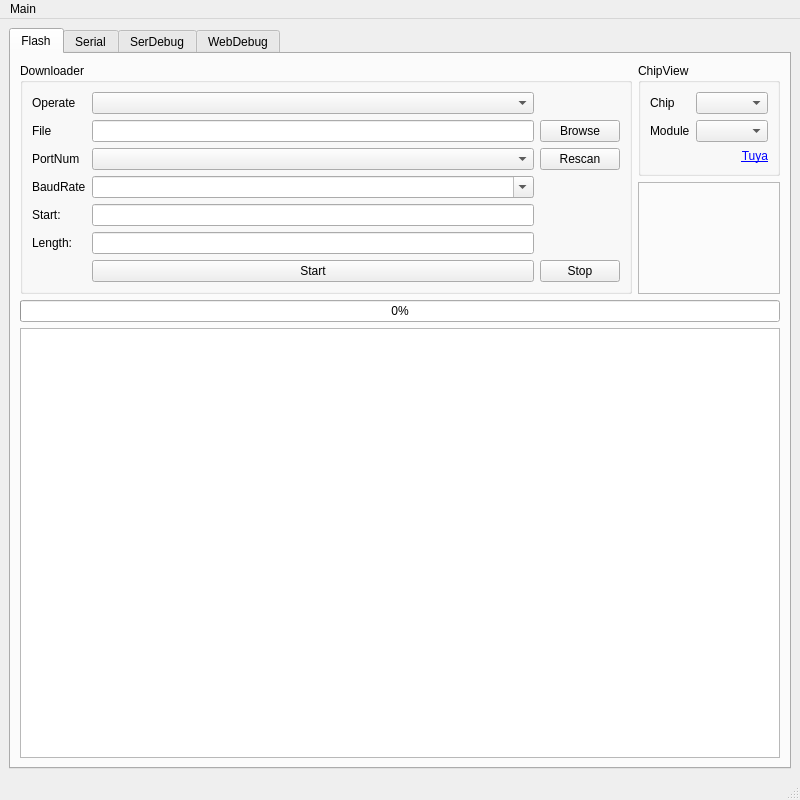
Old version of the form tyutool/gui/ui_main.ui in the repository tuya/tyutool.
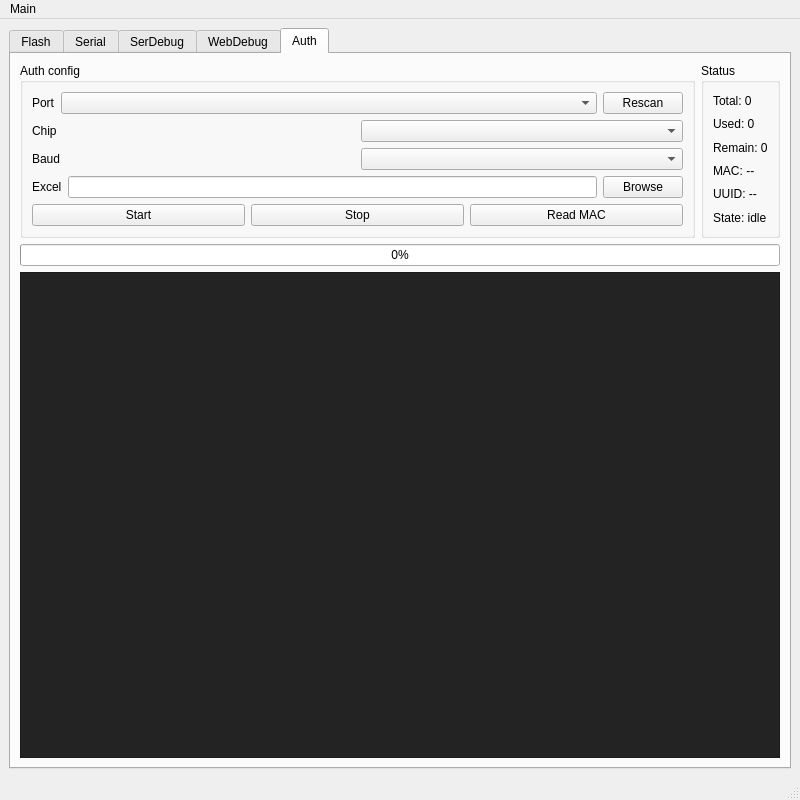
New version of the form. The open tabs and pages were chosen to show the change.

Commit message: feat(auth): add ESP32 device authorization module and GUI tab

What changed in the file:
```diff
--- a/tyutool/gui/ui_main.ui
+++ b/tyutool/gui/ui_main.ui
@@ -1413,6 +1413,197 @@
         </item>
        </layout>
       </widget>
+      <widget class="QWidget" name="tabAuth">
+       <attribute name="title">
+        <string>Auth</string>
+       </attribute>
+       <layout class="QVBoxLayout" name="verticalLayout_auth_root">
+        <item>
+         <layout class="QHBoxLayout" name="horizontalLayout_auth_top">
+          <item>
+           <widget class="QGroupBox" name="groupBoxAuthConfig">
+            <property name="title">
+             <string>Auth config</string>
+            </property>
+            <layout class="QVBoxLayout" name="verticalLayout_auth_cfg">
+             <item>
+              <layout class="QHBoxLayout" name="horizontalLayout_auth_port">
+               <item>
+                <widget class="QLabel" name="labelAuthPort">
+                 <property name="text">
+                  <string>Port</string>
+                 </property>
+                </widget>
+               </item>
+               <item>
+                <widget class="QComboBox" name="comboBoxAuthPort">
+                 <property name="sizePolicy">
+                  <sizepolicy hsizetype="Expanding" vsizetype="Fixed">
+                   <horstretch>1</horstretch>
+                   <verstretch>0</verstretch>
+                  </sizepolicy>
+                 </property>
+                </widget>
+               </item>
+               <item>
+                <widget class="QPushButton" name="pushButtonAuthRescan">
+                 <property name="text">
+                  <string>Rescan</string>
+                 </property>
+                </widget>
+               </item>
+              </layout>
+             </item>
+             <item>
+              <layout class="QHBoxLayout" name="horizontalLayout_auth_chip">
+               <item>
+                <widget class="QLabel" name="labelAuthChip">
+                 <property name="text">
+                  <string>Chip</string>
+                 </property>
+                </widget>
+               </item>
+               <item>
+                <widget class="QComboBox" name="comboBoxAuthChip"/>
+               </item>
+              </layout>
+             </item>
+             <item>
+              <layout class="QHBoxLayout" name="horizontalLayout_auth_baud">
+               <item>
+                <widget class="QLabel" name="labelAuthBaud">
+                 <property name="text">
+                  <string>Baud</string>
+                 </property>
+                </widget>
+               </item>
+               <item>
+                <widget class="QComboBox" name="comboBoxAuthBaud"/>
+               </item>
+              </layout>
+             </item>
+             <item>
+              <layout class="QHBoxLayout" name="horizontalLayout_auth_excel">
+               <item>
+                <widget class="QLabel" name="labelAuthExcel">
+                 <property name="text">
+                  <string>Excel</string>
+                 </property>
+                </widget>
+               </item>
+               <item>
+                <widget class="QLineEdit" name="lineEditAuthExcel">
+                 <property name="readOnly">
+                  <bool>true</bool>
+                 </property>
+                </widget>
+               </item>
+               <item>
+                <widget class="QPushButton" name="pushButtonAuthBrowse">
+                 <property name="text">
+                  <string>Browse</string>
+                 </property>
+                </widget>
+               </item>
+              </layout>
+             </item>
+             <item>
+              <layout class="QHBoxLayout" name="horizontalLayout_auth_btns">
+               <item>
+                <widget class="QPushButton" name="pushButtonAuthStart">
+                 <property name="text">
+                  <string>Start</string>
+                 </property>
+                </widget>
+               </item>
+               <item>
+                <widget class="QPushButton" name="pushButtonAuthStop">
+                 <property name="text">
+                  <string>Stop</string>
+                 </property>
+                </widget>
+               </item>
+               <item>
+                <widget class="QPushButton" name="pushButtonAuthReadMAC">
+                 <property name="text">
+                  <string>Read MAC</string>
+                 </property>
+                </widget>
+               </item>
+              </layout>
+             </item>
+            </layout>
+           </widget>
+          </item>
+          <item>
+           <widget class="QGroupBox" name="groupBoxAuthInfo">
+            <property name="title">
+             <string>Status</string>
+            </property>
+            <layout class="QVBoxLayout" name="verticalLayout_auth_info">
+             <item>
+              <widget class="QLabel" name="labelAuthTotal">
+               <property name="text">
+                <string>Total: 0</string>
+               </property>
+              </widget>
+             </item>
+             <item>
+              <widget class="QLabel" name="labelAuthUsed">
+               <property name="text">
+                <string>Used: 0</string>
+               </property>
+              </widget>
+             </item>
+             <item>
+              <widget class="QLabel" name="labelAuthRemain">
+               <property name="text">
+                <string>Remain: 0</string>
+               </property>
+              </widget>
+             </item>
+             <item>
+              <widget class="QLabel" name="labelAuthMAC">
+               <property name="text">
+                <string>MAC: --</string>
+               </property>
+              </widget>
+             </item>
+             <item>
+              <widget class="QLabel" name="labelAuthUUID">
+               <property name="text">
+                <string>UUID: --</string>
+               </property>
+              </widget>
+             </item>
+             <item>
+              <widget class="QLabel" name="labelAuthStatus">
+               <property name="text">
+                <string>State: idle</string>
+               </property>
+              </widget>
+             </item>
+            </layout>
+           </widget>
+          </item>
+         </layout>
+        </item>
+        <item>
+         <widget class="QProgressBar" name="progressBarAuth">
+          <property name="value">
+           <number>0</number>
+          </property>
+         </widget>
+        </item>
+        <item>
+         <widget class="QTextBrowser" name="textBrowserAuthLog">
+          <property name="styleSheet">
+           <string notr="true">background-color: rgb(35, 35, 35); color: rgb(255, 255, 255);</string>
+          </property>
+         </widget>
+        </item>
+       </layout>
+      </widget>
      </widget>
     </item>
    </layout>
```
Left out of the diff: 34 changed lines with no effect on the pictures. The commit also changes 9 other files.
